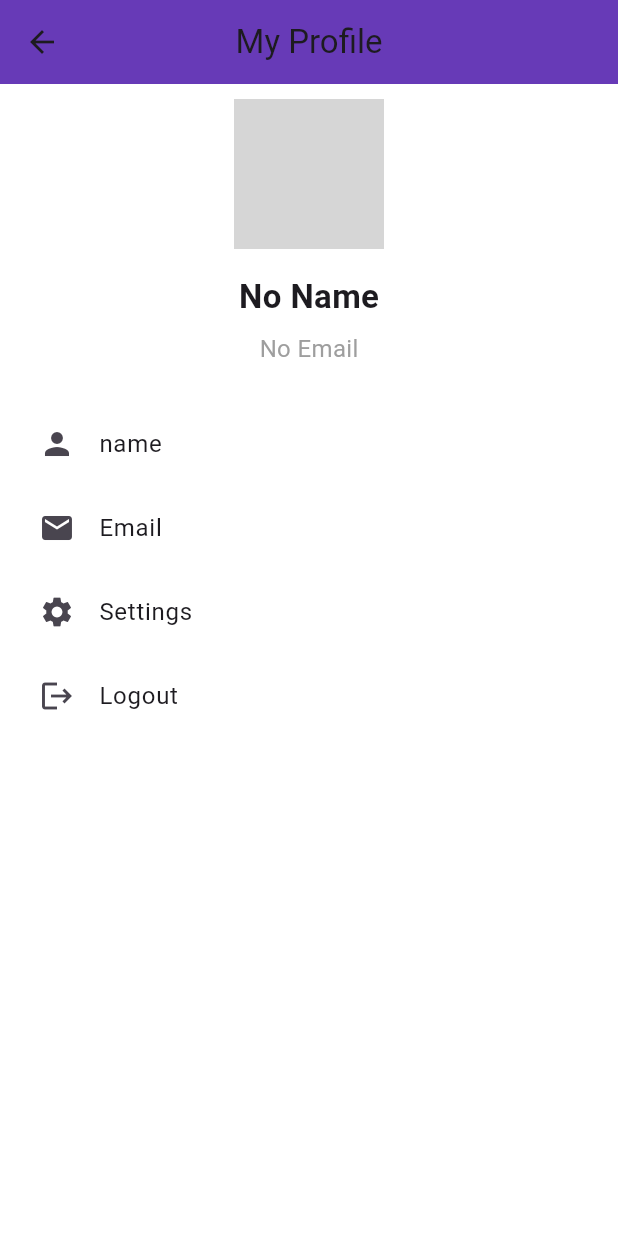
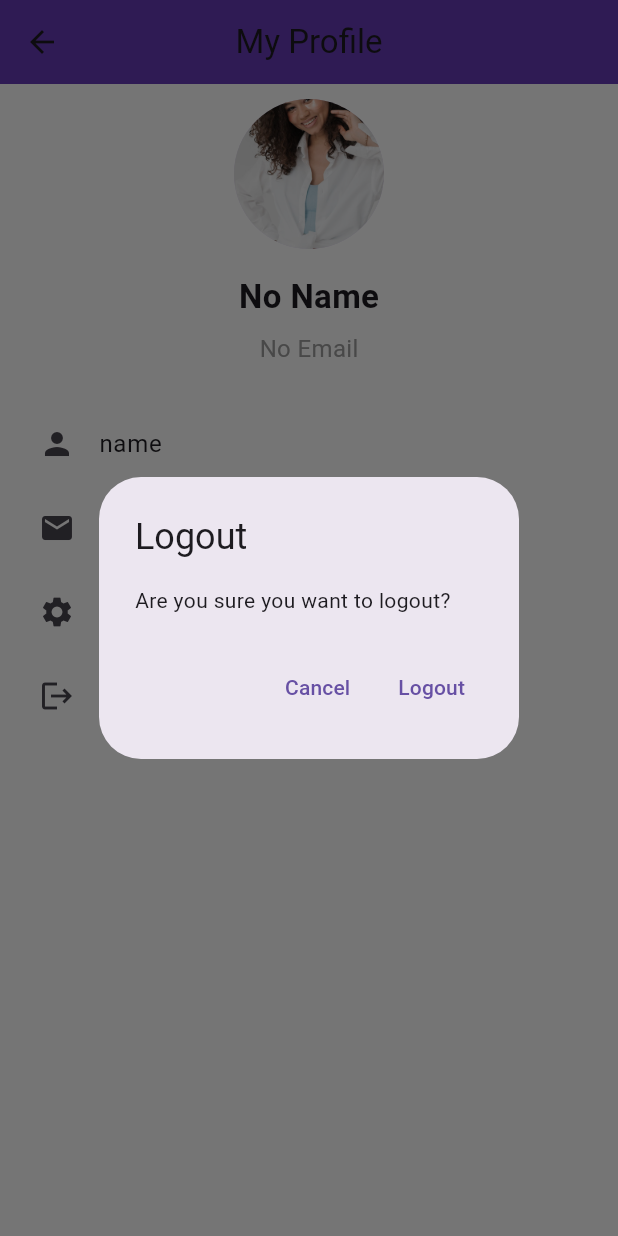
Before and after one commit to shahedroks/Salon-App, a Flutter app: the UsersHomePage screen opened by its route, item 5 of the bottom bar chosen, after a tap on "Logout", on a phone screen of 412 x 824 dp. Run offline on Flutter 3.47's test engine with Material 3 defaults, Android fonts, the phone set to English and light mode, and no system bars; our stand-ins replace bloc, cloud_firestore, firebase_auth, firebase_core, flutter_rating, fluttertoast and 3 more; accounts and stored records are empty; network calls fail; grey boxes are pictures that could not be loaded.

Commit message:
design modify

```diff
--- a/lib/network_group/data_controler.dart
+++ b/lib/network_group/data_controler.dart
@@ -6,6 +6,7 @@ import 'package:shared_preferences/shared_preferences.dart';
 
 class DataController {
   static Logger logger = Logger(printer: PrettyPrinter());
+  static bool isCerculerDataControler = false;
   static final List<Color> _colors = [
     Colors.red,
     Colors.green,
@@ -46,13 +47,17 @@ class DataController {
     String? email = prefs.getString("email");
 
     if (email != null && email.isNotEmpty) {
+      isCerculerDataControler = true;
       DocumentSnapshot snapshot =
           await FirebaseFirestore.instance.collection("users").doc(email).get();
+      isCerculerDataControler = false;
 
       if (snapshot.exists) {
+        isCerculerDataControler = true;
         Map<String, dynamic> data = snapshot.data() as Map<String, dynamic>;
         UsersModel user = UsersModel.fromJson(data);
-        print("this is  a data ${user}"); // debug output
+        isCerculerDataControler = false;
+        return user;
       }
     }
     return null;
--- /dev/null
+++ b/lib/pages/home_page/custom_wedget/custom_navigetor_bar.dart
@@ -0,0 +1,33 @@
+import 'package:flutter/material.dart';
+
+class CustomNavigetorBar extends StatelessWidget {
+  int _currentIndex;
+
+  var goToButttonNevigationPage;
+  CustomNavigetorBar({
+    super.key,
+    required int currentIndex,
+    required this.goToButttonNevigationPage,
+  }) : _currentIndex = currentIndex;
+
+  @override
+  Widget build(BuildContext context) {
+    return BottomNavigationBar(
+      currentIndex: _currentIndex,
+      onTap: (index) => goToButttonNevigationPage(index),
+      items: [
+        BottomNavigationBarItem(icon: Icon(Icons.home), label: 'Home'),
+        BottomNavigationBarItem(
+          icon: Icon(Icons.markunread_outlined),
+          label: 'Massage',
+        ),
+        BottomNavigationBarItem(
+          icon: Icon(Icons.notifications),
+          label: 'Notification',
+        ),
+        BottomNavigationBarItem(icon: Icon(Icons.favorite), label: 'Favorites'),
+        BottomNavigationBarItem(icon: Icon(Icons.person), label: 'Profile'),
+      ],
+    );
+  }
+}
--- a/lib/pages/home_page/profile_page.dart
+++ b/lib/pages/home_page/profile_page.dart
@@ -1,4 +1,7 @@
 import 'package:flutter/material.dart';
+import 'package:shared_preferences/shared_preferences.dart';
+
+import '../sign_related_page/signin_page.dart';
 
 class ProfilePage extends StatefulWidget {
   const ProfilePage({super.key});
@@ -22,7 +25,7 @@ class _ProfilePageState extends State<ProfilePage> {
           children: [
             const CircleAvatar(
               radius: 50,
-              backgroundImage: AssetImage('assets/image/user.png'),
+              backgroundImage: AssetImage('assets/image/OnBoarding1.png'),
               // অথবা আপনি চাইলে: NetworkImage(user!.photoURL ?? '')
             ),
             const SizedBox(height: 16),
@@ -60,11 +63,50 @@ class _ProfilePageState extends State<ProfilePage> {
             ListTile(
               leading: const Icon(Icons.logout),
               title: const Text("Logout"),
-              onTap: () {},
+              onTap: () {
+                Logout();
+              },
             ),
           ],
         ),
       ),
     );
   }
+
+  void Logout() async {
+    SharedPreferences prefs = await SharedPreferences.getInstance();
+    var clearPrefs = await prefs.clear();
+    showDialog(
+      context: context,
+      builder: (context) {
+        return AlertDialog(
+          title: const Text("Logout"),
+          content: const Text("Are you sure you want to logout?"),
+          actions: [
+            TextButton(
+              onPressed: () {
+                Navigator.pop(context);
+              },
+              child: const Text("Cancel"),
+            ),
+            TextButton(
+              onPressed: () {
+                clearPrefs;
+                if (prefs.getString("email") == null) {
+                  Navigator.pushAndRemoveUntil(
+                    context,
+                    MaterialPageRoute(builder: (context) => const SignInPage()),
+                    (predicate) => false,
+                  );
+                } else {
+                  Navigator.pop(context);
+                }
+              },
+              child: const Text("Logout"),
+            ),
+          ],
+        );
+      },
+    );
+  }
 }
--- a/lib/pages/home_page/users_home_page.dart
+++ b/lib/pages/home_page/users_home_page.dart
@@ -7,6 +7,7 @@ import 'package:selon/pages/home_page/service_details_page.dart';
 import 'package:selon/pages/model.dart';
 import 'package:selon/pages/sign_related_page/custom_widget/custom_upper_text_controler_sign.dart';
 
+import 'custom_wedget/custom_navigetor_bar.dart';
 import 'massage_page.dart';
 import 'notification_page.dart';
 
@@ -19,7 +20,7 @@ class UsersHomePage extends StatefulWidget {
 
 class _UsersHomePageState extends State<UsersHomePage> {
   int _currentIndex = 0;
-  UsersModel? users;
+  UsersModel? user;
 
   List<Map<String, String>> servicesWithLogos = [
     {
@@ -80,11 +81,13 @@ class _UsersHomePageState extends State<UsersHomePage> {
                 SizedBox(height: height * 0.05),
                 Row(
                   children: [
-                    CustomUpperTextControlerSign(
-                      firstText: "${users?.name}",
-                      secondText:
-                          "Find the service you want, and treat yourself",
-                    ),
+                    DataController.isCerculerDataControler == true
+                        ? Center(child: CircularProgressIndicator())
+                        : CustomUpperTextControlerSign(
+                          firstText: "${user?.name}",
+                          secondText: "${user?.email}",
+                          // "Find the service you want, and treat yourself",
+                        ),
                     Spacer(),
                     IconButton(
                       onPressed: search,
@@ -287,34 +290,26 @@ class _UsersHomePageState extends State<UsersHomePage> {
           ),
         ),
       ),
-      bottomNavigationBar: BottomNavigationBar(
+      bottomNavigationBar: CustomNavigetorBar(
         currentIndex: _currentIndex,
-        onTap: (index) => goToButttonNevigationPage(index),
-        items: [
-          BottomNavigationBarItem(icon: Icon(Icons.home), label: 'Home'),
-          BottomNavigationBarItem(
-            icon: Icon(Icons.markunread_outlined),
-            label: 'Massage',
-          ),
-          BottomNavigationBarItem(
-            icon: Icon(Icons.notifications),
-            label: 'Notification',
-          ),
-          BottomNavigationBarItem(
-            icon: Icon(Icons.favorite),
-            label: 'Favorites',
-          ),
-          BottomNavigationBarItem(icon: Icon(Icons.person), label: 'Profile'),
-        ],
+        goToButttonNevigationPage: goToButttonNevigationPage,
       ),
     );
   }
 
   @override
   void initState() {
-    // TODO: implement initState
     super.initState();
-    DataController.getUsersData();
+    loadUser();
+  }
+
+  Future<void> loadUser() async {
+    DataController.isCerculerDataControler = true;
+    UsersModel? userData = await DataController.getUsersData();
+    setState(() {
+      user = userData;
+      DataController.isCerculerDataControler = false;
+    });
   }
 
   void search() {}
--- a/lib/pages/sign_related_page/custom_widget/custom_sign_controler_button.dart
+++ b/lib/pages/sign_related_page/custom_widget/custom_sign_controler_button.dart
@@ -1,4 +1,5 @@
 import 'package:flutter/material.dart';
+import 'package:selon/network_group/Auth_controler.dart';
 
 class CustomSignControlerButton extends StatelessWidget {
   String? text;
@@ -23,7 +24,9 @@ class CustomSignControlerButton extends StatelessWidget {
   Widget build(BuildContext context) {
     final sizeWidth = MediaQuery.of(context).size.width;
     final sizeHeight = MediaQuery.of(context).size.height;
-    return InkWell(
+    return AuthControler.isCerculer == true
+        ? Center(child: CircularProgressIndicator(color: Colors.blue))
+        : InkWell(
           onTap: onTap,
           child: Container(
             margin: EdgeInsets.symmetric(horizontal: sizeWidth * 0.03),
```
Also changed, not shown: lib/network_group/Auth_controler.dart (+18 -10 lines). Lines whose indentation alone changed are shown as unchanged.
